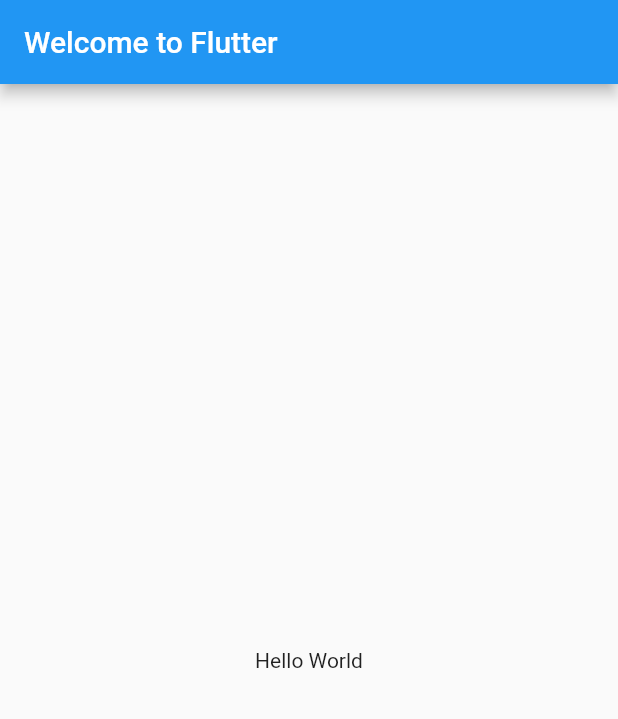
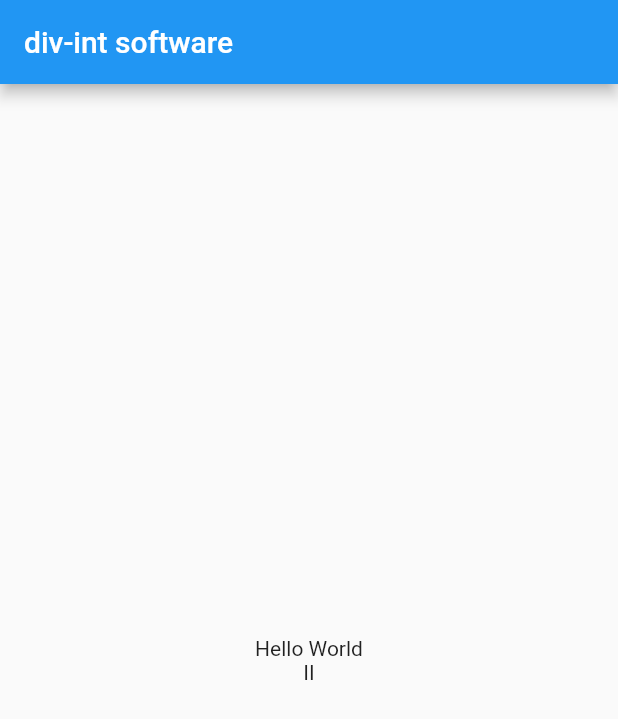
Before and after one commit to scottjmoore/my_flutter_app, a Flutter app: the screen it shows after launch, on a phone screen of 412 x 824 dp. Shown: the top 719 px of the screen. Run offline on Flutter 3.47's test engine with Material 2 defaults, Android fonts, the phone set to English and light mode, and no system bars.

Commit message:
Setup on Windows 10

```diff
--- a/lib/main.dart
+++ b/lib/main.dart
@@ -6,13 +6,13 @@ class MyApp extends StatelessWidget {
   @override
   Widget build(BuildContext context) {
     return MaterialApp(
-      title: 'Welcome to Flutter',
+      title: 'div-int software',
       home: Scaffold(
         appBar: AppBar(
-          title: const Text('Welcome to Flutter'),
+          title: const Text('div-int software'),
         ),
         body: const Center(
-          child: const Text('Hello World'),
+          child: const Text('Hello World\nII', textAlign: TextAlign.center),
         ),
       ),
     );
```
